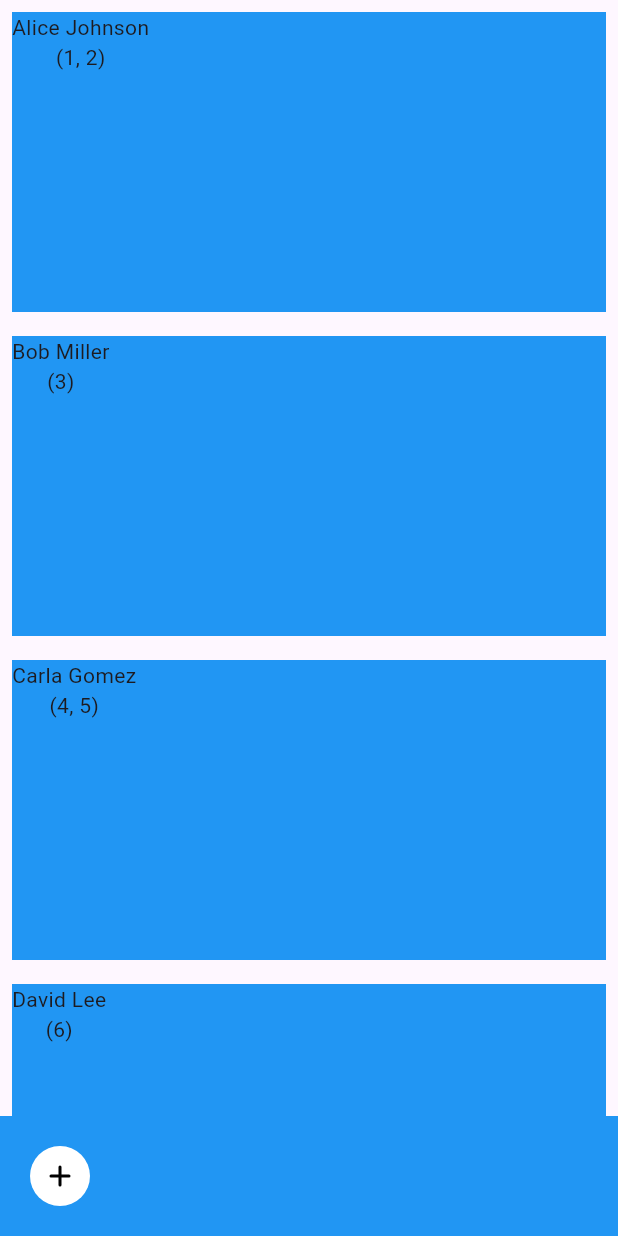
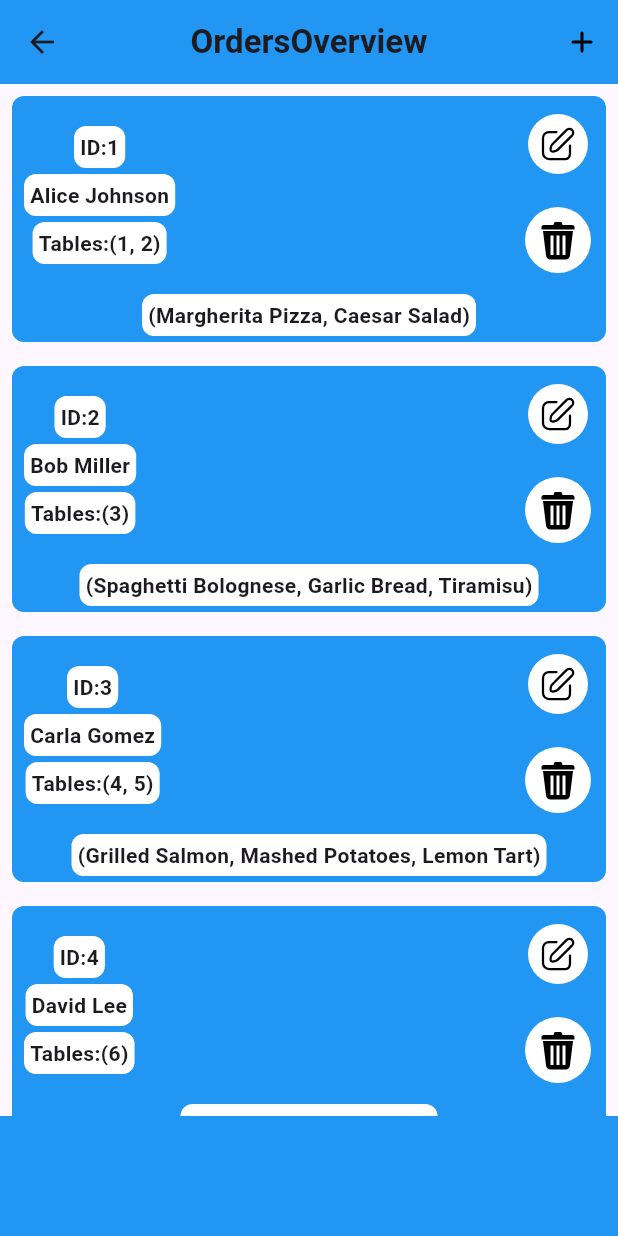
Before and after one commit to Ben-R-K/VesuviusWaiterApp, a Flutter app: the OrdersOverviewPage screen opened directly, on a phone screen of 412 x 824 dp. Run offline on Flutter 3.47's test engine with Material 3 defaults, Android fonts, the phone set to English and light mode, and no system bars; our stand-ins replace flutter_svg; Roboto replaces fonts that are missing (camingoCode).

Commit message:
Final update

```diff
--- /dev/null
+++ b/waiterapp/lib/ViewModels/create_order_vm.dart
@@ -0,0 +1,18 @@
+import 'package:flutter/cupertino.dart';
+import 'package:waiterapp/Models/dish.dart';
+
+class CreateOrderVm {
+  static final ValueNotifier<List<DishModel>> dishesNotifier =
+      ValueNotifier<List<DishModel>>([
+        DishModel(name: 'Margherita Pizza', price: 8.99, inStock: true),
+        DishModel(name: 'Spaghetti Carbonara', price: 10.50, inStock: true),
+        DishModel(name: 'Caesar Salad', price: 6.75, inStock: false),
+        DishModel(name: 'Grilled Salmon', price: 14.20, inStock: true),
+        DishModel(name: 'Cheeseburger', price: 9.40, inStock: true),
+        DishModel(name: 'Vegetable Stir Fry', price: 7.80, inStock: false),
+        DishModel(name: 'Chicken Tikka Masala', price: 11.60, inStock: true),
+        DishModel(name: 'Tomato Soup', price: 4.30, inStock: true),
+        DishModel(name: 'Garlic Bread', price: 3.50, inStock: true),
+        DishModel(name: 'Chocolate Brownie', price: 5.25, inStock: false),
+      ]);
+}
--- a/waiterapp/lib/ViewModels/orders_overview_vm.dart
+++ b/waiterapp/lib/ViewModels/orders_overview_vm.dart
@@ -1,4 +1,3 @@
-
 import 'package:flutter/cupertino.dart';
 import 'package:waiterapp/Models/customer.dart';
 import 'package:waiterapp/Models/dish.dart';
@@ -8,8 +7,9 @@ import 'package:waiterapp/Models/reservation.dart';
 import 'package:waiterapp/Models/table.dart';
 
 class OrdersOverviewVm {
-  static final ValueNotifier<List<OrderModel>> recordsNotifier = ValueNotifier<List<OrderModel>>(
-    [OrderModel(
+  static final ValueNotifier<List<OrderModel>> recordsNotifier =
+      ValueNotifier<List<OrderModel>>([
+        OrderModel(
           id: 1,
           dishes: [
             DishModel(name: 'Margherita Pizza', price: 8.5, inStock: true),
@@ -27,10 +27,7 @@ class OrdersOverviewVm {
               tlfnr: 123456789,
               email: 'alice.johnson@example.com',
             ),
-      tables: [
-        TableModel(id: 1),
-        TableModel(id: 2),
-      ],
+            tables: [TableModel(id: 1), TableModel(id: 2)],
           ),
           state: OrderState.ordered,
           waiterNote: 'Allergic to nuts',
@@ -55,9 +52,7 @@ class OrdersOverviewVm {
               tlfnr: 987654321,
               email: 'bob.miller@example.com',
             ),
-      tables: [
-        TableModel(id: 3),
-      ],
+            tables: [TableModel(id: 3)],
           ),
           state: OrderState.cooking,
           waiterNote: 'Birthday celebration, bring candles',
@@ -82,10 +77,7 @@ class OrdersOverviewVm {
               tlfnr: 112233445,
               email: 'carla.gomez@example.com',
             ),
-      tables: [
-        TableModel(id: 4),
-        TableModel(id: 5),
-      ],
+            tables: [TableModel(id: 4), TableModel(id: 5)],
           ),
           state: OrderState.orderComplete,
           waiterNote: 'Table near window',
@@ -110,14 +102,11 @@ class OrdersOverviewVm {
               tlfnr: 556677889,
               email: 'david.lee@example.com',
             ),
-      tables: [
-        TableModel(id: 6),
-      ],
+            tables: [TableModel(id: 6)],
           ),
           state: OrderState.complications,
           waiterNote: 'Guest is in a hurry',
           cookNote: 'Kitchen delay due to missing ingredients',
         ),
-]
-  );
+      ]);
 }
--- a/waiterapp/lib/Views/orders_overview.dart
+++ b/waiterapp/lib/Views/orders_overview.dart
@@ -2,6 +2,7 @@ import 'package:flutter/material.dart';
 import 'package:flutter_svg/flutter_svg.dart';
 import 'package:waiterapp/Models/order.dart';
 import 'package:waiterapp/ViewModels/orders_overview_vm.dart';
+import 'package:waiterapp/Views/create_order.dart';
 
 class OrdersOverviewPage extends StatefulWidget {
   const OrdersOverviewPage({super.key});
@@ -14,45 +15,150 @@ class _OrdersOverviewPageState extends State<OrdersOverviewPage> {
   @override
   Widget build(BuildContext context) {
     return Scaffold(
-      body: ValueListenableBuilder<List<OrderModel>>(
+      appBar: ordersAppBar(),
+      body: waiterappListview(),
+      bottomNavigationBar: bottomOrdersBar(),
+    );
+  }
+
+  AppBar ordersAppBar() {
+    return AppBar(
+      title: Text(
+        'OrdersOverview',
+        style: TextStyle(fontWeight: FontWeight.bold),
+      ),
+      centerTitle: true,
+      backgroundColor: Colors.blue,
+      shadowColor: Colors.black,
+      actions: [
+        IconButton(
+          onPressed: () {
+            Navigator.push(
+              context,
+              MaterialPageRoute(builder: (context) => CreateOrderPage()),
+            );
+          },
+          icon: SvgPicture.asset('assets/icons/plus.svg'),
+        ),
+      ],
+    );
+  }
+
+  ValueListenableBuilder<List<OrderModel>> waiterappListview() {
+    return ValueListenableBuilder<List<OrderModel>>(
       valueListenable: OrdersOverviewVm.recordsNotifier,
-        builder: (context, records,_){
-          return ListView.builder(itemCount: records.length,
+      builder: (context, records, _) {
+        return ListView.builder(
+          itemCount: records.length,
           itemBuilder: (context, index) {
-            return Padding(padding: const EdgeInsets.all(8.0),
+            return Padding(
+              padding: const EdgeInsets.all(8.0),
               child: Container(
-              height: 200,
+                decoration: BoxDecoration(
                   color: Colors.blue,
-              child: Row(
-                children: [
-                  Column(
-                    children: [
-                      Text('${records[index].reservation.resevator.firstName} ${records[index].reservation.resevator.lastName}',),
-                      Text(records[index].reservation.tables.map((e) => e.id,).toString())
-                    ],
-                  )
-                ],
+                  borderRadius: BorderRadius.circular(8.0),
                 ),
+                child: listviewItem(records, index),
               ),
             );
           },
         );
-        }),
-      bottomNavigationBar: bottomOrdersBar(),
+      },
+    );
+  }
+
+  Column listviewItem(List<OrderModel> records, int index) {
+    return Column(
+      children: [
+        Row(
+          mainAxisAlignment: MainAxisAlignment.start,
+          children: [
+            Column(
+              children: [
+                Container(
+                  padding: const EdgeInsets.all(4.0),
+                  margin: const EdgeInsets.only(left: 8.0, top: 4.0),
+                  decoration: BoxDecoration(
+                    color: Colors.white,
+                    borderRadius: BorderRadius.circular(8.0),
+                  ),
+                  child: Text(
+                    'ID:${records[index].id.toString()}',
+                    style: TextStyle(fontWeight: FontWeight.bold),
+                  ),
+                ),
+                Container(
+                  padding: const EdgeInsets.all(4.0),
+                  margin: const EdgeInsets.only(left: 8.0, top: 4.0),
+                  decoration: BoxDecoration(
+                    color: Colors.white,
+                    borderRadius: BorderRadius.circular(8.0),
+                  ),
+                  child: Text(
+                    '${records[index].reservation.resevator.firstName} ${records[index].reservation.resevator.lastName}',
+                    style: TextStyle(fontWeight: FontWeight.bold),
+                  ),
+                ),
+                Container(
+                  padding: const EdgeInsets.all(4.0),
+                  margin: const EdgeInsets.only(left: 8.0, top: 4.0),
+                  decoration: BoxDecoration(
+                    color: Colors.white,
+                    borderRadius: BorderRadius.circular(8.0),
+                  ),
+                  child: Text(
+                    'Tables:${records[index].reservation.tables.map((e) => e.id).toString()}',
+                    style: TextStyle(fontWeight: FontWeight.bold),
+                  ),
+                ),
+              ],
+            ),
+            Spacer(),
+            Column(
+              children: [
+                Container(
+                  margin: const EdgeInsets.all(8.0),
+                  child: IconButton(
+                    onPressed: () {},
+                    icon: SvgPicture.asset('assets/icons/edit.svg'),
+                    style: IconButton.styleFrom(
+                      backgroundColor: Colors.white,
+                      padding: const EdgeInsets.all(6.0),
+                    ),
+                  ),
+                ),
+                Container(
+                  margin: const EdgeInsets.all(8.0),
+                  child: IconButton(
+                    onPressed: () {},
+                    icon: SvgPicture.asset('assets/icons/trashcan.svg'),
+                    style: IconButton.styleFrom(
+                      backgroundColor: Colors.white,
+                      padding: const EdgeInsets.all(6.0),
+                    ),
+                  ),
+                ),
+              ],
+            ),
+          ],
+        ),
+        Container(
+          margin: const EdgeInsets.all(4.0),
+          padding: const EdgeInsets.all(4.0),
+          decoration: BoxDecoration(
+            color: Colors.white,
+            borderRadius: BorderRadius.circular(8.0),
+          ),
+          child: Text(
+            records[index].dishes.map((d) => d.name).toString(),
+            style: TextStyle(fontWeight: FontWeight.bold),
+          ),
+        ),
+      ],
     );
   }
 
   BottomAppBar bottomOrdersBar() {
-    return BottomAppBar(
-      color: Colors.blue,
-      child: Row(
-        children: [
-          IconButton(onPressed: (){}, icon: SvgPicture.asset('assets/icons/plus.svg'),
-          style: IconButton.styleFrom(
-            backgroundColor: Colors.white,
-          ),),
-        ],
-      ),
-    );
+    return BottomAppBar(color: Colors.blue);
   }
 }
```
Also changed, not shown: waiterapp/lib/Views/create_order.dart (added, +51 -0 lines), waiterapp/lib/Views/home.dart (+30 -17 lines), waiterapp/lib/Views/reservations_overview.dart (added, +16 -0 lines), waiterapp/pubspec.yaml (+9 -0 lines), waiterapp/assets/icons/edit.svg (added), waiterapp/assets/icons/trashcan.svg (added), waiterapp/pubspec.lock, 2 other files. Lines whose indentation alone changed are shown as unchanged.
